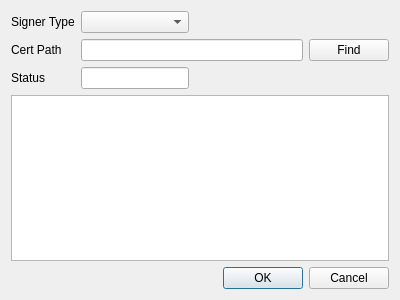
jykim74/CertMan, file CertMan/signer_dlg.ui: the form before one commit.
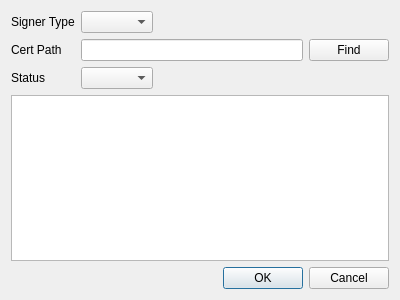
The form after the commit.

What changed in the file:
```diff
--- a/CertMan/signer_dlg.ui
+++ b/CertMan/signer_dlg.ui
@@ -27,9 +27,6 @@
      </property>
     </spacer>
    </item>
-   <item row="2" column="1">
-    <widget class="QLineEdit" name="mStatusText"/>
-   </item>
    <item row="1" column="0">
     <widget class="QLabel" name="label_2">
      <property name="text">
@@ -77,6 +74,9 @@
    <item row="1" column="1" colspan="2">
     <widget class="QLineEdit" name="mCertPathText"/>
    </item>
+   <item row="2" column="1">
+    <widget class="QComboBox" name="mStatusCombo"/>
+   </item>
   </layout>
  </widget>
  <tabstops>
```
Left out of the diff: 1 changed line with no effect on the pictures.
